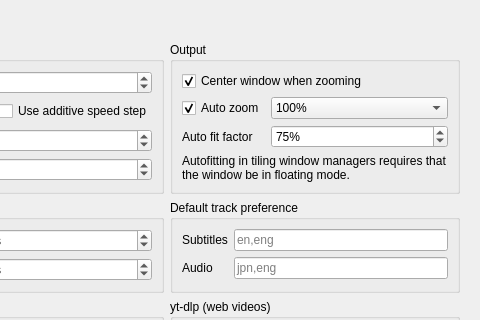
The window that settingswindow.ui (mpc-qt/mpc-qt) describes before a commit, drawn with Qt 5; both pictures show x 416 to 896 and y 0 to 320 of the 896 by 638 pixel window.
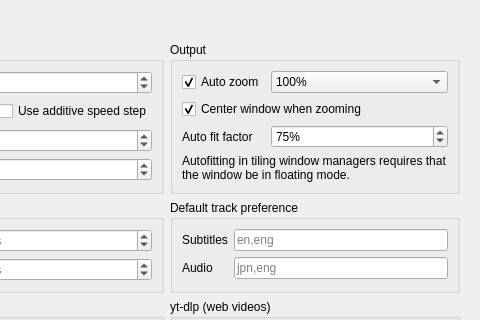
The same window after the commit. The open tabs and pages were chosen to show the change.

Commit message:
settingswindow: Move "Auto zoom" setting at the top of Playback > Output
Since "Auto zoom" enables/disables the other settings of Playback >
Output, it should be at the top.

```diff
--- a/settingswindow.ui
+++ b/settingswindow.ui
@@ -1189,17 +1189,7 @@
               <string>Output</string>
              </property>
              <layout class="QFormLayout" name="playbackAutoBoxLayout">
-              <item row="0" column="0" colspan="2">
-               <widget class="QCheckBox" name="playbackAutoCenterWindow">
-                <property name="text">
-                 <string>Center window when zooming</string>
-                </property>
-                <property name="checked">
-                 <bool>true</bool>
-                </property>
-               </widget>
-              </item>
-              <item row="1" column="0">
+              <item row="0" column="0">
                <widget class="QCheckBox" name="playbackAutoZoom">
                 <property name="sizePolicy">
                  <sizepolicy hsizetype="Minimum" vsizetype="Preferred">
@@ -1215,7 +1205,7 @@
                 </property>
                </widget>
               </item>
-              <item row="1" column="1">
+              <item row="0" column="1">
                <widget class="QComboBox" name="playbackAutoZoomMethod">
                 <property name="sizePolicy">
                  <sizepolicy hsizetype="MinimumExpanding" vsizetype="Fixed">
@@ -1286,6 +1276,16 @@
                 </item>
                </widget>
               </item>
+              <item row="1" column="0" colspan="2">
+               <widget class="QCheckBox" name="playbackAutoCenterWindow">
+                <property name="text">
+                 <string>Center window when zooming</string>
+                </property>
+                <property name="checked">
+                 <bool>true</bool>
+                </property>
+               </widget>
+              </item>
               <item row="2" column="0">
                <widget class="QLabel" name="playbackAutoFitFactorLabel">
                 <property name="text">
```
